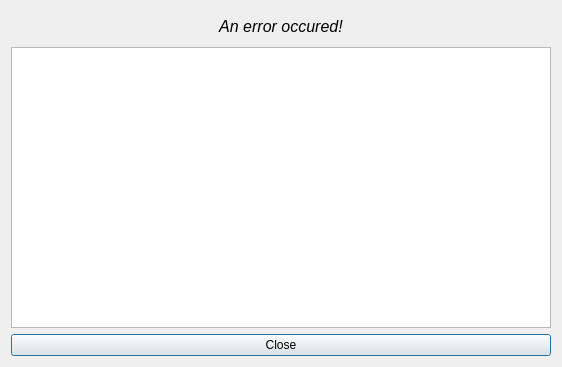
Qt form src/klfprogerrui.ui (CryFeiFei/klatexformula) before a commit.
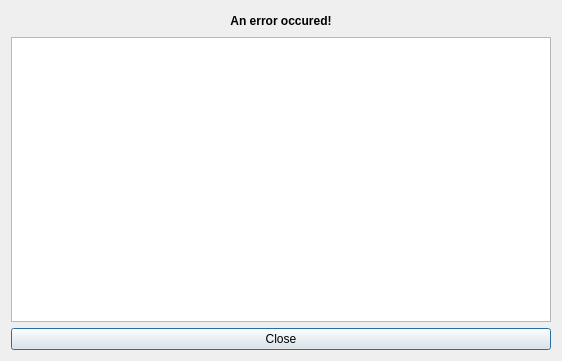
The same form after that commit. Icons and pictures are not drawn.

Diff of the .ui file:
```diff
--- a/src/klfprogerrui.ui
+++ b/src/klfprogerrui.ui
@@ -6,7 +6,7 @@
     <x>0</x>
     <y>0</y>
     <width>562</width>
-    <height>367</height>
+    <height>361</height>
    </rect>
   </property>
   <property name="windowTitle" >
@@ -18,16 +18,23 @@
   <layout class="QVBoxLayout" name="verticalLayout" >
    <item>
     <widget class="QLabel" name="lbl" >
+     <property name="sizePolicy" >
+      <sizepolicy vsizetype="Fixed" hsizetype="Preferred" >
+       <horstretch>0</horstretch>
+       <verstretch>0</verstretch>
+      </sizepolicy>
+     </property>
      <property name="minimumSize" >
       <size>
        <width>0</width>
-       <height>30</height>
+       <height>20</height>
       </size>
      </property>
      <property name="font" >
       <font>
-       <pointsize>12</pointsize>
-       <italic>true</italic>
+       <weight>75</weight>
+       <italic>false</italic>
+       <bold>true</bold>
       </font>
      </property>
      <property name="text" >
```
Left out of the diff: 5 changed lines with no effect on the pictures.
